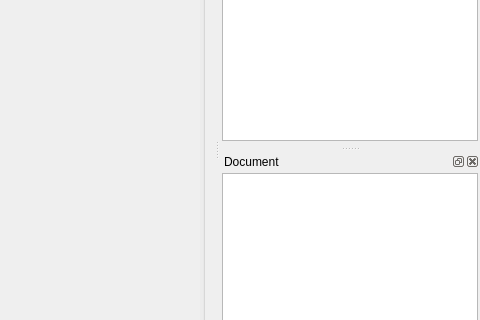
Before: the Qt Designer form designer/execution_window.ui in zimolab/PyGUIAdapter, drawn with Qt 5; both pictures show x 320 to 800 and y 149 to 469 of the 800 by 600 pixel window.
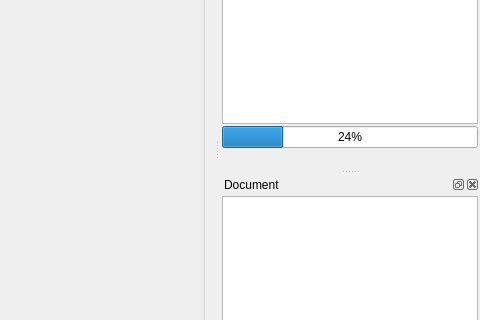
After: the same form once the commit is applied.

Commit message: feat(progress-bar-feature): add progress bar and related widgets in ui file

```diff
--- a/designer/execution_window.ui
+++ b/designer/execution_window.ui
@@ -136,6 +136,36 @@
      <item>
       <widget class="QTextBrowser" name="textedit_output"/>
      </item>
+     <item>
+      <layout class="QVBoxLayout" name="verticalLayout_2">
+       <item>
+        <widget class="QProgressBar" name="progressbar_progress">
+         <property name="value">
+          <number>24</number>
+         </property>
+        </widget>
+       </item>
+       <item>
+        <widget class="QLabel" name="label_progress_text">
+         <property name="text">
+          <string/>
+         </property>
+         <property name="scaledContents">
+          <bool>false</bool>
+         </property>
+         <property name="alignment">
+          <set>Qt::AlignLeading|Qt::AlignLeft|Qt::AlignTop</set>
+         </property>
+         <property name="wordWrap">
+          <bool>true</bool>
+         </property>
+         <property name="openExternalLinks">
+          <bool>true</bool>
+         </property>
+        </widget>
+       </item>
+      </layout>
+     </item>
     </layout>
    </widget>
   </widget>
```
The commit also changes 1 other file.
